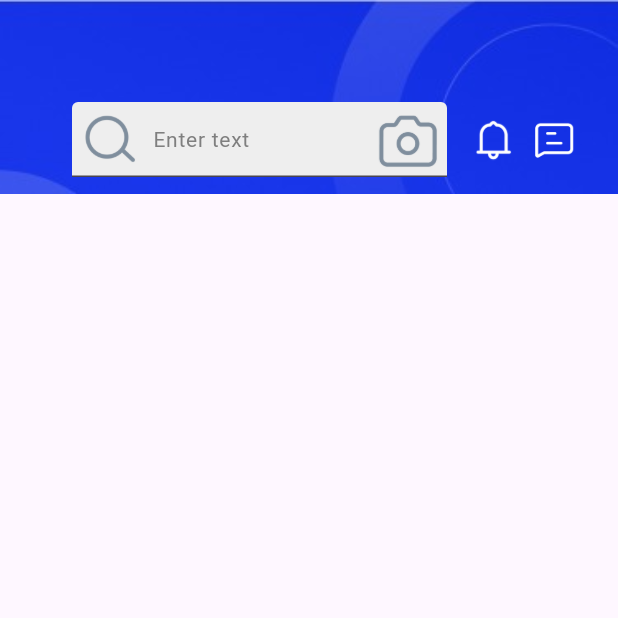
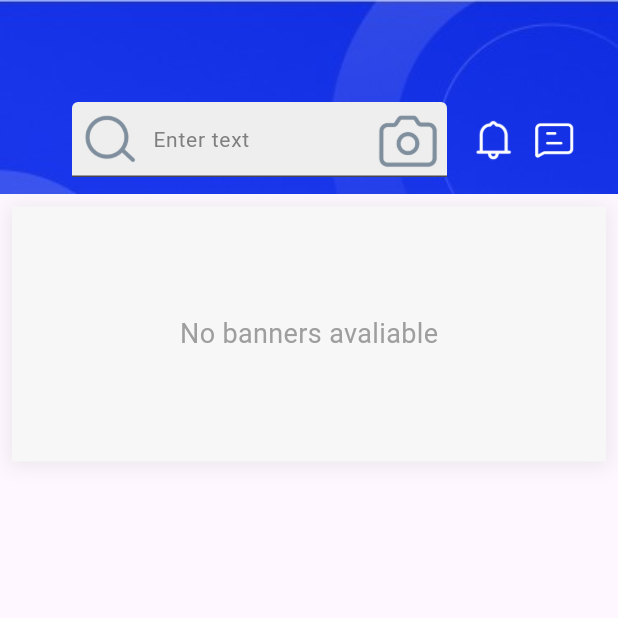
Before and after one commit to domi802/shopapp, a Flutter app: the HomeScreen screen opened directly, on a phone screen of 412 x 824 dp, the top half of it. Run offline on Flutter 3.47's test engine with Material 3 defaults, Android fonts, the phone set to English and light mode, and no system bars; our stand-ins replace cached_network_image, cloud_firestore, firebase_auth, firebase_core, get, google_fonts; accounts and stored records are empty.

Commit message:
make working banner and create categories section

```diff
--- /dev/null
+++ b/lib/controllers/banner_controller.dart
@@ -0,0 +1,12 @@
+import 'package:cloud_firestore/cloud_firestore.dart';
+import 'package:get/get.dart';
+
+class BannerController extends GetxController {
+  final FirebaseFirestore _firestore = FirebaseFirestore.instance;
+
+  Stream<List<String>> getBannerUrls() {
+    return _firestore.collection('banners').snapshots().map((snapshot) {
+      return snapshot.docs.map((doc) => doc['image'] as String).toList();
+    });
+  }
+}
--- /dev/null
+++ b/lib/models/category_models.dart
@@ -0,0 +1,6 @@
+class CategoryModel {
+  final String CategoryName;
+  final String categoryImage;
+
+  CategoryModel({required this.CategoryName, required this.categoryImage});
+}
--- a/lib/views/nav_screens/home_screen.dart
+++ b/lib/views/nav_screens/home_screen.dart
@@ -1,5 +1,6 @@
 import 'package:flutter/material.dart';
 import 'package:shopapp/views/widgets/banner_widget.dart';
+import 'package:shopapp/views/widgets/category_item.dart';
 import 'package:shopapp/views/widgets/header_widget.dart';
 
 class HomeScreen extends StatelessWidget {
@@ -13,6 +14,7 @@ class HomeScreen extends StatelessWidget {
           children: [
             HeaderWidget(),
             BannerWidget(),
+            CategoryItem(),
           ],
         ),
       ),
--- a/lib/views/widgets/banner_widget.dart
+++ b/lib/views/widgets/banner_widget.dart
@@ -1,5 +1,7 @@
+import 'package:cached_network_image/cached_network_image.dart';
 import 'package:cloud_firestore/cloud_firestore.dart';
 import 'package:flutter/material.dart';
+import 'package:shopapp/controllers/banner_controller.dart';
 
 class BannerWidget extends StatefulWidget {
   BannerWidget({super.key});
@@ -10,40 +12,93 @@ class BannerWidget extends StatefulWidget {
 
 class _BannerWidgetState extends State<BannerWidget> {
   final FirebaseFirestore _firestore = FirebaseFirestore.instance;
-
-  final List _bannerImage = [];
-
-  getBanners() {
-    return _firestore
-        .collection("banners")
-        .get()
-        .then((QuerySnapshot querySnapshot) {
-      querySnapshot.docs.forEach((doc) {
-        setState(() {
-          _bannerImage.add(doc['image']);
-        });
-      });
-    });
-  }
-
-  @override
-  void initState() {
-    getBanners();
-    super.initState();
-  }
+  final BannerController _bannerController = BannerController();
 
   @override
   Widget build(BuildContext context) {
-    return SizedBox(
-      height: 140,
-      width: MediaQuery.of(context).size.width,
-      child: PageView.builder(
-          itemCount: _bannerImage.length,
-          itemBuilder: (context, index) {
-            return Image.network(
-              _bannerImage[index],
+    return Padding(
+      padding: const EdgeInsets.all(8.0),
+      child: Container(
+        width: MediaQuery.of(context).size.width,
+        height: 170,
+        decoration: BoxDecoration(
+          color: Color(0xFFF7F7F7),
+          boxShadow: [
+            BoxShadow(
+              color: Colors.grey.withOpacity(0.2),
+              spreadRadius: 2,
+              blurRadius: 10,
+              offset: Offset(0, 2),
+            ),
+          ],
+        ),
+        child: StreamBuilder<List<String>>(
+          stream: _bannerController.getBannerUrls(),
+          builder: (context, snapshot) {
+            if (snapshot.connectionState == ConnectionState.waiting) {
+              return Center(
+                child: CircularProgressIndicator(
+                  color: Colors.blue,
+                ),
+              );
+            } else if (snapshot.hasError) {
+              return Icon(Icons.error);
+            } else if (!snapshot.hasData || snapshot.data!.isEmpty) {
+              return Center(
+                child: Text(
+                  "No banners avaliable",
+                  style: TextStyle(
+                    fontSize: 18,
+                    color: Colors.grey,
+                  ),
+                ),
+              );
+            } else {
+              return Stack(
+                alignment: Alignment.bottomCenter,
+                children: [
+                  PageView.builder(
+                    itemCount: snapshot.data!.length,
+                    itemBuilder: (context, index) {
+                      return CachedNetworkImage(
+                        fit: BoxFit.cover,
+                        imageUrl: snapshot.data![index],
+                        placeholder: (context, url) =>
+                            CircularProgressIndicator(),
+                        errorWidget: (context, url, error) => Icon(Icons.error),
+                      );
+                    },
+                  ),
+                  _buildPageIndicator(snapshot.data!.length)
+                ],
+              );
+            }
+          },
+        ),
+      ),
+    );
+  }
+
+  Widget _buildPageIndicator(int pageCount) {
+    return Container(
+      margin: EdgeInsets.only(bottom: 16),
+      child: Row(
+        mainAxisAlignment: MainAxisAlignment.center,
+        children: List.generate(
+          pageCount,
+          (index) {
+            return Container(
+              width: 8,
+              height: 8,
+              margin: EdgeInsets.symmetric(horizontal: 4),
+              decoration: BoxDecoration(
+                color: Colors.blue,
+                shape: BoxShape.circle,
+              ),
             );
-          }),
+          },
+        ),
+      ),
     );
   }
 }
--- a/lib/views/widgets/header_widget.dart
+++ b/lib/views/widgets/header_widget.dart
@@ -7,7 +7,7 @@ class HeaderWidget extends StatelessWidget {
   Widget build(BuildContext context) {
     return SizedBox(
       width: MediaQuery.of(context).size.width,
-      height: MediaQuery.of(context).size.height * 0.20,
+      //height: MediaQuery.of(context).size.height * 0.20,
       child: Stack(
         children: [
           Image.asset(
--- a/pubspec.yaml
+++ b/pubspec.yaml
@@ -41,6 +41,8 @@ dependencies:
   firebase_auth: ^4.16.0
   firebase_storage: ^11.6.0
   provider: ^6.1.2
+  get: ^4.6.6
+  cached_network_image: ^3.3.1
 
 dev_dependencies:
   flutter_test:
```
Also changed, not shown: lib/controllers/category_controllers.dart (added, +33 -0 lines), lib/main.dart (+8 -4 lines), lib/views/widgets/category_item.dart (added, +53 -0 lines), pubspec.lock, 1 other file.
